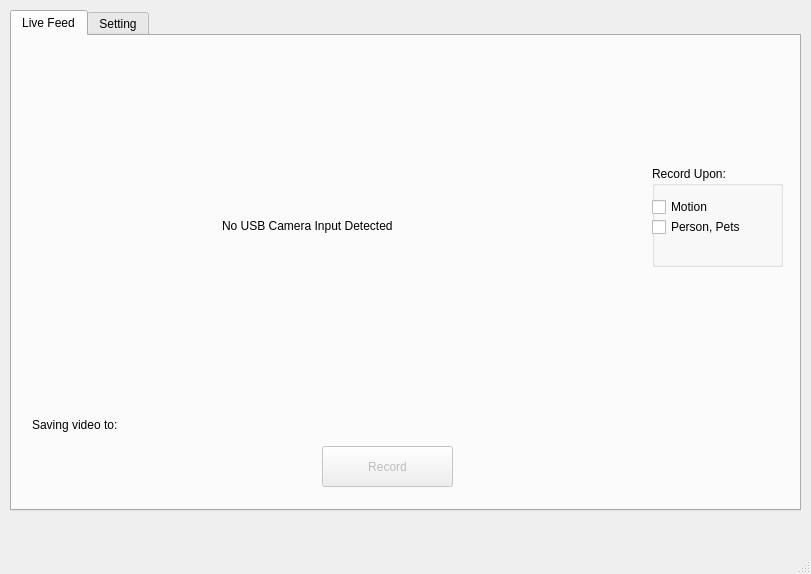
Above: interface.ui from hans-ob1/deep_eye before the change. Below: the same form after it.
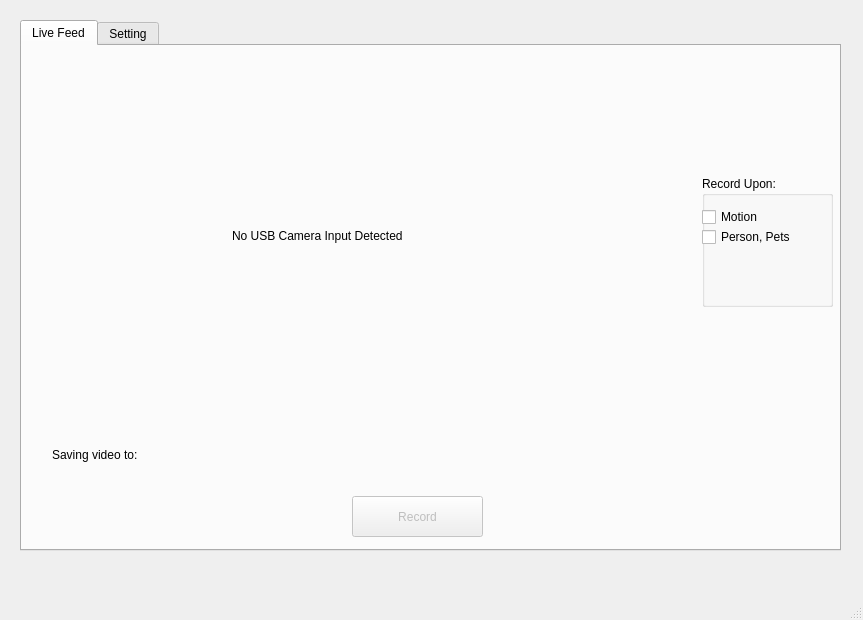
That is the form after the change.

```diff
--- a/interface.ui
+++ b/interface.ui
@@ -2,14 +2,29 @@
 <ui version="4.0">
  <class>MainWindow</class>
  <widget class="QMainWindow" name="MainWindow">
+  <property name="enabled">
+   <bool>true</bool>
+  </property>
   <property name="geometry">
    <rect>
     <x>0</x>
     <y>0</y>
-    <width>811</width>
-    <height>574</height>
+    <width>863</width>
+    <height>620</height>
    </rect>
   </property>
+  <property name="minimumSize">
+   <size>
+    <width>862</width>
+    <height>620</height>
+   </size>
+  </property>
+  <property name="baseSize">
+   <size>
+    <width>0</width>
+    <height>0</height>
+   </size>
+  </property>
   <property name="windowTitle">
    <string>MainWindow</string>
   </property>
@@ -17,13 +32,19 @@
    <string notr="true"/>
   </property>
   <widget class="QWidget" name="centralwidget">
+   <property name="minimumSize">
+    <size>
+     <width>861</width>
+     <height>571</height>
+    </size>
+   </property>
    <widget class="QTabWidget" name="tabWidget">
     <property name="geometry">
      <rect>
-      <x>10</x>
-      <y>10</y>
-      <width>791</width>
-      <height>501</height>
+      <x>20</x>
+      <y>20</y>
+      <width>821</width>
+      <height>531</height>
      </rect>
     </property>
     <property name="sizePolicy">
@@ -32,6 +53,12 @@
       <verstretch>0</verstretch>
      </sizepolicy>
     </property>
+    <property name="minimumSize">
+     <size>
+      <width>821</width>
+      <height>531</height>
+     </size>
+    </property>
     <property name="currentIndex">
      <number>0</number>
     </property>
@@ -44,10 +71,16 @@
        <rect>
         <x>20</x>
         <y>20</y>
-        <width>601</width>
-        <height>351</height>
+        <width>640</width>
+        <height>360</height>
        </rect>
       </property>
+      <property name="minimumSize">
+       <size>
+        <width>640</width>
+        <height>360</height>
+       </size>
+      </property>
       <widget class="QLabel" name="displayText">
        <property name="geometry">
         <rect>
@@ -68,12 +101,18 @@
       </property>
       <property name="geometry">
        <rect>
-        <x>310</x>
-        <y>410</y>
+        <x>330</x>
+        <y>450</y>
         <width>131</width>
         <height>41</height>
        </rect>
       </property>
+      <property name="minimumSize">
+       <size>
+        <width>131</width>
+        <height>41</height>
+       </size>
+      </property>
       <property name="text">
        <string>Record</string>
       </property>
@@ -81,12 +120,18 @@
      <widget class="QLabel" name="filepathText">
       <property name="geometry">
        <rect>
-        <x>20</x>
-        <y>380</y>
+        <x>30</x>
+        <y>400</y>
         <width>601</width>
         <height>17</height>
        </rect>
       </property>
+      <property name="minimumSize">
+       <size>
+        <width>601</width>
+        <height>17</height>
+       </size>
+      </property>
       <property name="text">
        <string>Saving video to: </string>
       </property>
@@ -94,12 +139,18 @@
      <widget class="QGroupBox" name="triggerGroup">
       <property name="geometry">
        <rect>
-        <x>640</x>
+        <x>680</x>
         <y>130</y>
         <width>131</width>
-        <height>101</height>
+        <height>131</height>
        </rect>
       </property>
+      <property name="minimumSize">
+       <size>
+        <width>131</width>
+        <height>131</height>
+       </size>
+      </property>
       <property name="title">
        <string>Record Upon:</string>
       </property>
@@ -124,7 +175,7 @@
         <rect>
          <x>0</x>
          <y>50</y>
-         <width>131</width>
+         <width>111</width>
          <height>22</height>
         </rect>
        </property>
```
Left out of the diff: 9 changed lines with no effect on the pictures.
